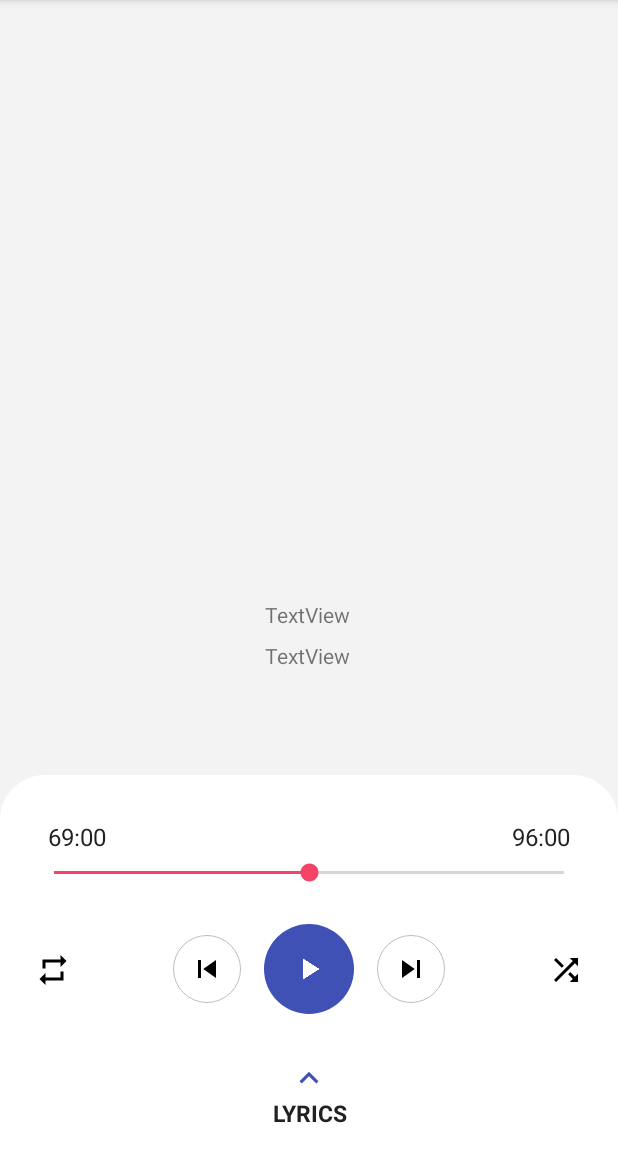
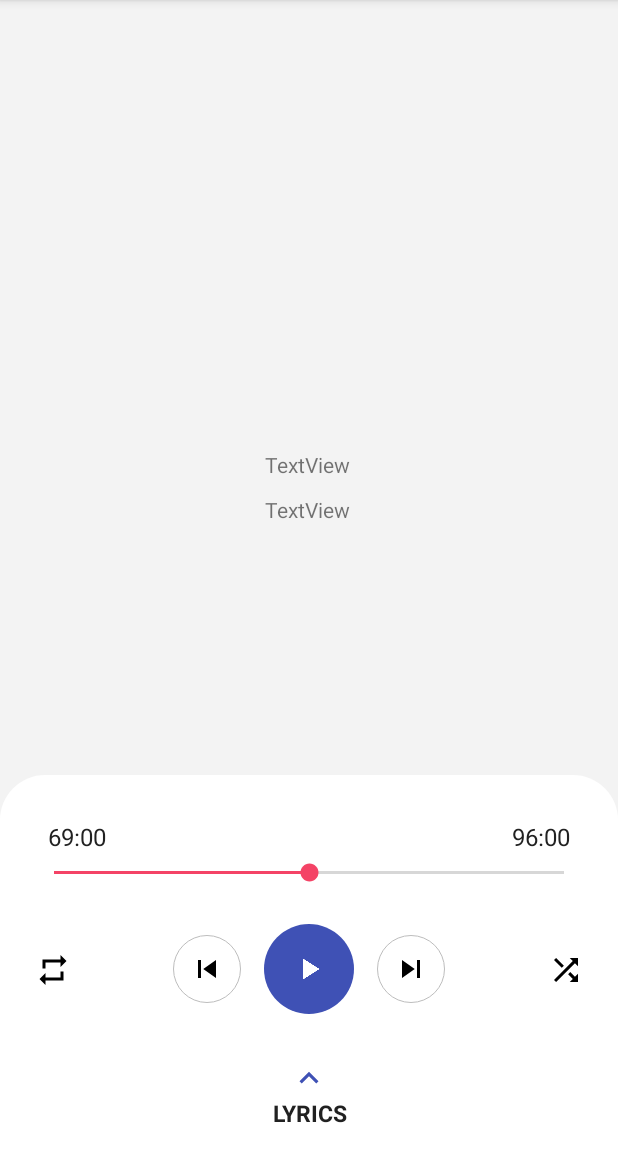
Before and after one commit to ndtri/EMusic-TKPMProject-MVC, an Android app: the PlayActivity screen opened directly, with no data from a screen before it, on a phone screen of 412 x 824 dp, the part 84-1236 px from its top. Run offline under Robolectric (Android 15) with nearby library versions, the phone set to English and light mode, and no system bars.

Commit message:
fix bug recycleView showing item + show detail on play activity

```diff
--- a/app/src/main/AndroidManifest.xml
+++ b/app/src/main/AndroidManifest.xml
@@ -21,6 +21,7 @@
         android:label="@string/app_name"
         android:roundIcon="@mipmap/ic_launcher_round"
         android:supportsRtl="true"
+        android:name="com.tkpm.emusicmvc.MyApplication"
         android:theme="@style/AppTheme">
         <activity android:name="com.tkpm.emusicmvc.SplashActivity"
             android:theme="@style/FullScreen">
--- a/app/src/main/java/com/tkpm/emusicmvc/MyApplication.java
+++ b/app/src/main/java/com/tkpm/emusicmvc/MyApplication.java
@@ -13,7 +13,7 @@ public class MyApplication extends Application {
     @Override
     public void onCreate() {
         super.onCreate();
-        databaseManager = DatabaseManager.getInstance();
+        databaseManager = DatabaseManager.newInstance(getApplicationContext());
         songListDbAdapter = SongListDbAdapter.getSongListAdapterInstance(databaseManager);
     }
 
--- a/app/src/main/java/com/tkpm/emusicmvc/models/repositories/ISongListRepo.java
+++ b/app/src/main/java/com/tkpm/emusicmvc/models/repositories/ISongListRepo.java
@@ -6,5 +6,5 @@ import java.util.ArrayList;
 
 public interface ISongListRepo {
     public ArrayList<Song> getSongList() throws Exception;
-    public Song getSong(int sondId) throws Exception;
+    public Song getSong(long songId) throws Exception;
 }
--- a/app/src/main/java/com/tkpm/emusicmvc/models/repositories/SongListRepository.java
+++ b/app/src/main/java/com/tkpm/emusicmvc/models/repositories/SongListRepository.java
@@ -17,6 +17,7 @@ public class SongListRepository implements ISongListRepo {
 
     public SongListRepository(SongListDbAdapter songListDBAdapter) {
         this.songListDBAdapter = songListDBAdapter;
+        audioList = this.songListDBAdapter.getAllSongs();
         //observers = new ArrayList<Observer>();
     }
 
@@ -32,7 +33,7 @@ public class SongListRepository implements ISongListRepo {
 
     @Override
     public ArrayList<Song> getSongList() throws Exception {
-        audioList = this.songListDBAdapter.getAllSongs();
+        audioList = songListDBAdapter.getAllSongs();
         if(this.audioList != null && this.audioList.size() > 0){
             return this.audioList;
         } else {
@@ -41,10 +42,10 @@ public class SongListRepository implements ISongListRepo {
     }
 
     @Override
-    public Song getSong(int sondId) throws Exception {
+    public Song getSong(long songId) throws Exception {
         Song song = null;
         for (Song song1 : audioList) {
-            if (song1.getSongId() == sondId) {
+            if (song1.getSongId() == songId) {
                 song = song1;
                 break;
             }
--- a/app/src/main/java/com/tkpm/emusicmvc/views/FetchActivityViewImpl.java
+++ b/app/src/main/java/com/tkpm/emusicmvc/views/FetchActivityViewImpl.java
@@ -57,6 +57,7 @@ public class FetchActivityViewImpl implements IFetchActivityView, SongAdapter.Li
     @Override
     public void showAllSongs(ArrayList<Song> songList) {
         songAdapter = new SongAdapter(rootView.getContext(), songList, this);
+        songAdapter.notifyDataSetChanged();
         recyclerView.setAdapter(songAdapter);
     }
 
--- a/app/src/main/java/com/tkpm/emusicmvc/views/PlayActivityViewImpl.java
+++ b/app/src/main/java/com/tkpm/emusicmvc/views/PlayActivityViewImpl.java
@@ -22,20 +22,20 @@ public class PlayActivityViewImpl implements IPlayActivityView {
     TextView textViewTitle, textViewArtist;
 
     Song song;
-    int songId;
+    long songId;
 
     public PlayActivityViewImpl(Context context, ViewGroup container, Intent intent) {
         rootView = LayoutInflater.from(context).inflate(R.layout.player, container);
         playActivityModel = new SongListRepository(MyApplication.getSongListDbAdapter());
-        songId = intent.getIntExtra("songId",1);
+        songId = intent.getLongExtra("songId",1);
         playActivityModel = new SongListRepository(MyApplication.getSongListDbAdapter());
         playActivityController = new PlayActivityController(playActivityModel,this);
     }
 
     @Override
     public void initViews() {
-        textViewTitle = (TextView)rootView.findViewById(R.id.tv_media_title_detail);
-        textViewArtist = (TextView)rootView.findViewById(R.id.tv_media_artist_detail);
+        textViewTitle = rootView.findViewById(R.id.tv_media_title_detail);
+        textViewArtist = rootView.findViewById(R.id.tv_media_artist_detail);
     }
 
     @Override
--- a/app/src/main/res/layout/player.xml
+++ b/app/src/main/res/layout/player.xml
@@ -11,8 +11,10 @@
         android:layout_width="match_parent"
         android:layout_height="wrap_content"
         android:background="@drawable/player_background"
-        app:layout_constraintBottom_toBottomOf="parent">
-
+        app:layout_constraintBottom_toBottomOf="parent"
+        app:layout_constraintTop_toTopOf="parent"
+        app:layout_constraintVertical_bias="1.0"
+        tools:layout_editor_absoluteX="16dp">
 
 
         <TextView
@@ -21,12 +23,12 @@
             android:layout_height="wrap_content"
             android:layout_marginBottom="15dp"
             android:gravity="center"
+            android:text="lyrics"
             android:textAllCaps="true"
             android:textColor="@color/colorPrimaryText"
             android:textSize="15dp"
             android:textStyle="bold"
-            app:layout_constraintBottom_toBottomOf="parent"
-            android:text="lyrics"/>
+            app:layout_constraintBottom_toBottomOf="parent" />
 
         <ImageView
             android:id="@+id/imgLyrics"
@@ -37,7 +39,7 @@
             android:tint="@color/colorPrimary"
             app:layout_constraintBottom_toTopOf="@+id/txtLyrics"
             app:layout_constraintEnd_toEndOf="parent"
-            app:layout_constraintStart_toStartOf="parent"/>
+            app:layout_constraintStart_toStartOf="parent" />
 
         <ImageButton
             android:id="@+id/btnPlay"
@@ -51,7 +53,7 @@
             android:tint="@color/colorWhite"
             app:layout_constraintBottom_toTopOf="@+id/imgLyrics"
             app:layout_constraintEnd_toEndOf="parent"
-            app:layout_constraintStart_toStartOf="parent"/>
+            app:layout_constraintStart_toStartOf="parent" />
 
         <ImageButton
             android:id="@+id/btnPrevious"
@@ -64,7 +66,7 @@
             android:src="@drawable/ic_previous"
             app:layout_constraintBottom_toBottomOf="@+id/btnPlay"
             app:layout_constraintEnd_toStartOf="@id/btnPlay"
-            app:layout_constraintTop_toTopOf="@+id/btnPlay"/>
+            app:layout_constraintTop_toTopOf="@+id/btnPlay" />
 
         <ImageButton
             android:id="@+id/btnNext"
@@ -77,7 +79,7 @@
             android:src="@drawable/ic_next"
             app:layout_constraintBottom_toBottomOf="@+id/btnPlay"
             app:layout_constraintStart_toEndOf="@id/btnPlay"
-            app:layout_constraintTop_toTopOf="@+id/btnPlay"/>
+            app:layout_constraintTop_toTopOf="@+id/btnPlay" />
 
         <ImageButton
             android:id="@+id/btnShuffle"
@@ -89,7 +91,7 @@
             android:src="@drawable/ic_shuffle"
             app:layout_constraintBottom_toBottomOf="@id/btnPlay"
             app:layout_constraintEnd_toEndOf="parent"
-            app:layout_constraintTop_toTopOf="@id/btnPlay"/>
+            app:layout_constraintTop_toTopOf="@id/btnPlay" />
 
         <ImageButton
             android:id="@+id/btnRepeat"
@@ -101,7 +103,7 @@
             android:src="@drawable/ic_repeat"
             app:layout_constraintBottom_toBottomOf="@id/btnPlay"
             app:layout_constraintStart_toStartOf="parent"
-            app:layout_constraintTop_toTopOf="@id/btnPlay"/>
+            app:layout_constraintTop_toTopOf="@id/btnPlay" />
 
         <SeekBar
             android:id="@+id/seekbarPlayer"
@@ -110,10 +112,10 @@
             android:layout_marginStart="20dp"
             android:layout_marginEnd="20dp"
             android:layout_marginBottom="25dp"
+            android:progress="50"
             android:theme="@style/SeekBarTheme"
-            app:layout_constraintBottom_toTopOf="@id/btnPlay"
 
-            android:progress="50"/>
+            app:layout_constraintBottom_toTopOf="@id/btnPlay" />
 
         <TextView
             android:id="@+id/txtCurrentTime"
@@ -122,29 +124,28 @@
             android:layout_marginStart="12dp"
             android:layout_marginTop="30dp"
             android:layout_marginBottom="4dp"
+            android:text="69:00"
             android:textColor="@color/colorPrimaryText"
             android:textSize="16dp"
             app:layout_constraintBottom_toTopOf="@id/seekbarPlayer"
             app:layout_constraintStart_toStartOf="@id/seekbarPlayer"
-            app:layout_constraintTop_toTopOf="parent"
 
-            android:text="69:00"/>
+            app:layout_constraintTop_toTopOf="parent" />
 
         <TextView
             android:id="@+id/txtTotalTime"
             android:layout_width="wrap_content"
             android:layout_height="wrap_content"
+            android:layout_marginTop="30dp"
             android:layout_marginEnd="12dp"
-            android:layout_marginTop="30dp"
             android:layout_marginBottom="4dp"
+            android:text="96:00"
             android:textColor="@color/colorPrimaryText"
             android:textSize="16dp"
             app:layout_constraintBottom_toTopOf="@id/seekbarPlayer"
             app:layout_constraintEnd_toEndOf="@id/seekbarPlayer"
-            app:layout_constraintTop_toTopOf="parent"
 
-            android:text="96:00"/>
-
+            app:layout_constraintTop_toTopOf="parent" />
 
 
     </androidx.constraintlayout.widget.ConstraintLayout>
@@ -153,7 +154,7 @@
         android:id="@+id/tv_media_title_detail"
         android:layout_width="wrap_content"
         android:layout_height="wrap_content"
-        android:layout_marginTop="400dp"
+        android:layout_marginTop="300dp"
         android:text="TextView"
         app:layout_constraintEnd_toEndOf="parent"
         app:layout_constraintHorizontal_bias="0.498"
@@ -166,9 +167,11 @@
         android:layout_height="wrap_content"
         android:layout_marginTop="8dp"
         android:text="TextView"
+        app:layout_constraintBottom_toBottomOf="parent"
         app:layout_constraintEnd_toEndOf="parent"
         app:layout_constraintHorizontal_bias="0.498"
         app:layout_constraintStart_toStartOf="parent"
-        app:layout_constraintTop_toBottomOf="@+id/tv_media_title_detail" />
+        app:layout_constraintTop_toBottomOf="@+id/tv_media_title_detail"
+        app:layout_constraintVertical_bias="0.007" />
 
 </androidx.constraintlayout.widget.ConstraintLayout>
```
Also changed, not shown: app/src/main/java/com/tkpm/emusicmvc/models/Song.java (+4 -4 lines), app/src/main/java/com/tkpm/emusicmvc/views/SongAdapter.java (+8 -3 lines).
